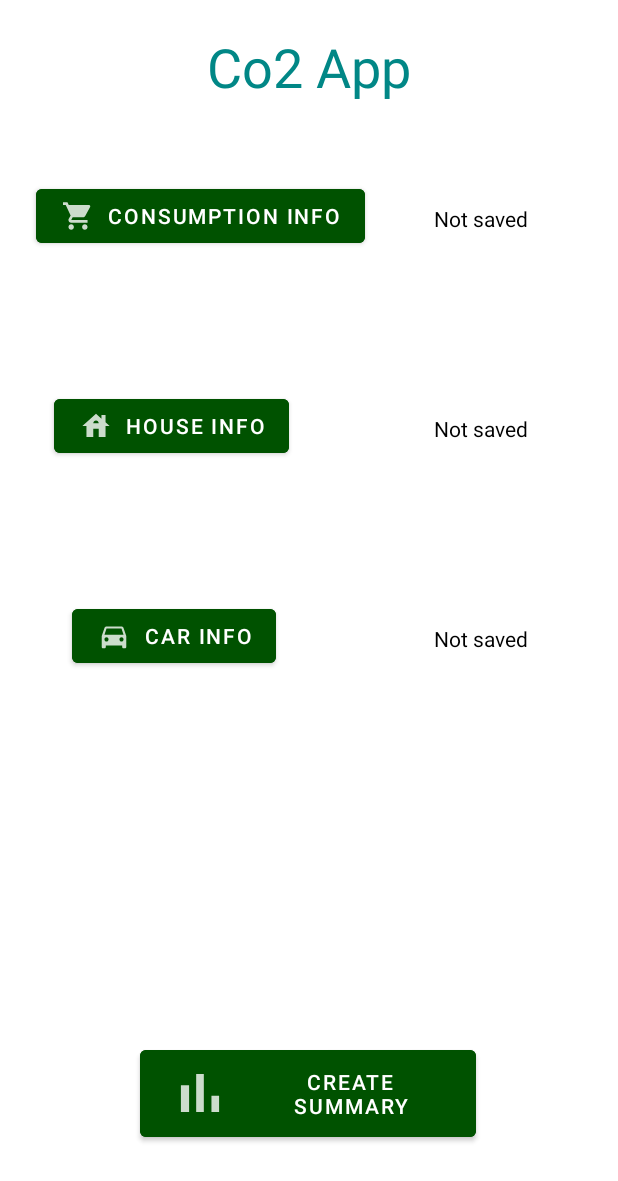
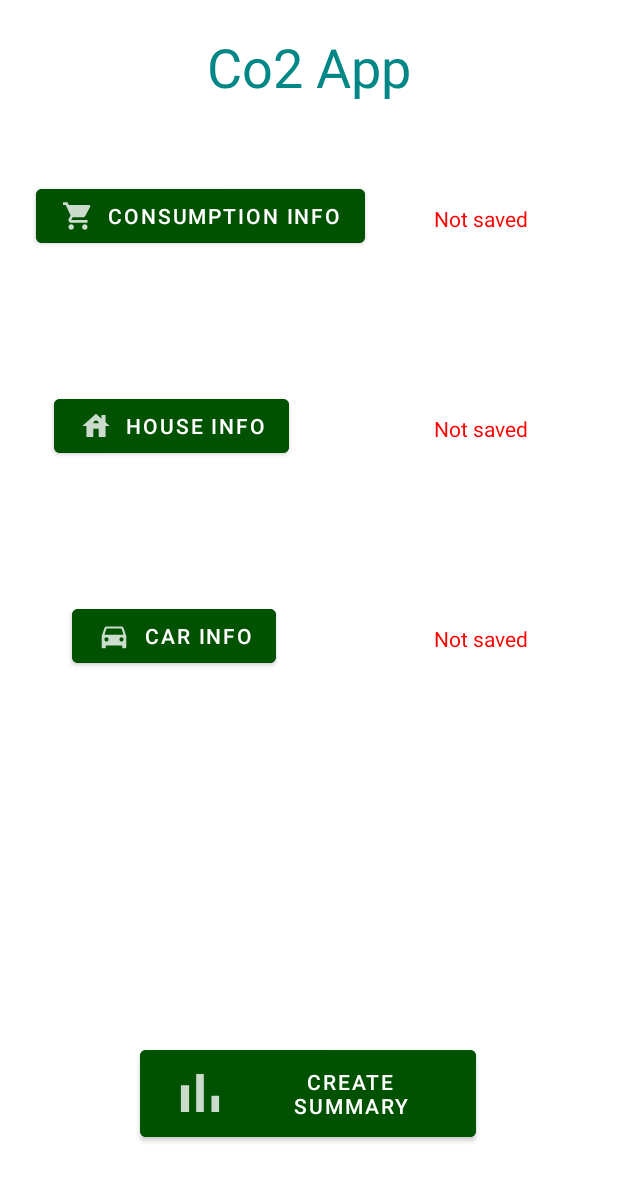
Before and after one commit to MiroRahkonen/harkkatyo, an Android app: the MainActivity screen opened directly, with no data from a screen before it, after a tap on "CREATE SUMMARY", on a phone screen of 412 x 824 dp. Shown: the top 1181 px of the screen. Run offline under Robolectric (Android 15) with nearby library versions, the phone set to English and light mode, and no system bars.

Commit message:
mainactivity värit

```diff
--- a/app/src/main/java/com/example/harkkatyo/MainActivity.java
+++ b/app/src/main/java/com/example/harkkatyo/MainActivity.java
@@ -35,6 +35,9 @@ public class MainActivity extends AppCompatActivity {
         textView_ConsumptionSaved = findViewById(R.id.textView_ConsumptionSaved);
         textView_HousingSaved = findViewById(R.id.textView_HousingSaved);
         textView_VehicleSaved = findViewById(R.id.textView_VehicleSaved);
+        textView_ConsumptionSaved.setTextColor(Color.RED);
+        textView_HousingSaved.setTextColor(Color.RED);
+        textView_VehicleSaved.setTextColor(Color.RED);
     }
 
     protected void onResume() {
@@ -67,46 +70,33 @@ public class MainActivity extends AppCompatActivity {
             case ("consumptionActivity"):
                 System.out.println(consumptionData.getURL());
                 textView_ConsumptionSaved.setText("Data saved");
+                textView_ConsumptionSaved.setTextColor(Color.BLACK);
                 consumptionSaved = true;
                 break;
 
             case ("housingActivity"):
                 textView_HousingSaved.setText("Data saved");
+                textView_HousingSaved.setTextColor(Color.BLACK);
                 housingSaved = true;
                 break;
 
             case ("vehicleActivity"):
                 textView_VehicleSaved.setText("Data saved");
+                textView_VehicleSaved.setTextColor(Color.BLACK);
                 vehicleSaved = true;
                 break;
         }
     }
 
-    public void createSummary(View v) throws InterruptedException {
+    public void createSummary(View v){
         //Testing if all data has been saved
-        Boolean save = true;
-        if (consumptionSaved == false) {
-            textView_ConsumptionSaved.setTextColor(Color.RED);
-            save = false;
-        }
-        if (housingSaved == false) {
-            textView_HousingSaved.setTextColor(Color.RED);
-            save = false;
-        }
-        if (vehicleSaved == false) {
-            textView_VehicleSaved.setTextColor(Color.RED);
-            save = false;
-        }
-        if (save == true) {
+
+        if (consumptionSaved && housingSaved && vehicleSaved) {
             Intent intent = new Intent(MainActivity.this, SummaryActivity.class);
             startActivity(intent);
         }
         else{
-            Toast.makeText(MainActivity.this, "Information missing", Toast.LENGTH_SHORT).show();
-            TimeUnit.SECONDS.sleep(1);
-            textView_ConsumptionSaved.setTextColor(Color.BLACK);
-            textView_HousingSaved.setTextColor(Color.BLACK);
-            textView_VehicleSaved.setTextColor(Color.BLACK);
+            Toast.makeText(MainActivity.this, "Input all information first", Toast.LENGTH_SHORT).show();
         }
     }
 }
```
